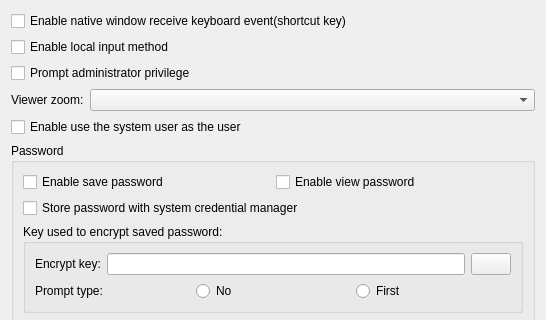
First picture: the form in Src/ParameterCompone/ParameterPluginUI.ui, repository KangLin/RabbitRemoteControl, before the edit; both pictures show x 0 to 546 and y 0 to 320 of the 546 by 480 pixel window.
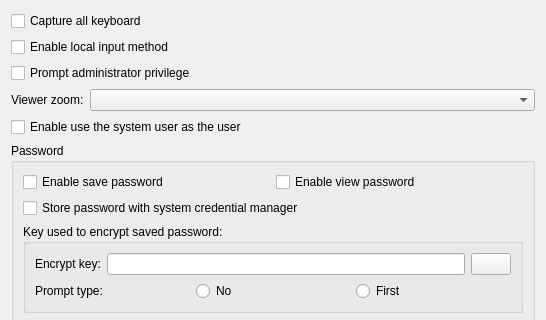
Second picture: the form after the edit. Icons and pictures are not drawn.

Commit message: Plugin: Rename GetNativeWindowReceiveKeyboard to GetCaptureAllKeyboard

What changed in the file:
```diff
--- a/Src/ParameterCompone/ParameterPluginUI.ui
+++ b/Src/ParameterCompone/ParameterPluginUI.ui
@@ -17,7 +17,7 @@
    <item row="0" column="0">
     <widget class="QCheckBox" name="cbNativeWindowReceiveKeyboard">
      <property name="text">
-      <string>Enable native window receive keyboard event(shortcut key)</string>
+      <string>Capture all keyboard</string>
      </property>
     </widget>
    </item>
```
Left out of the diff: 2 changed lines with no effect on the pictures. The commit also changes 17 other files.
